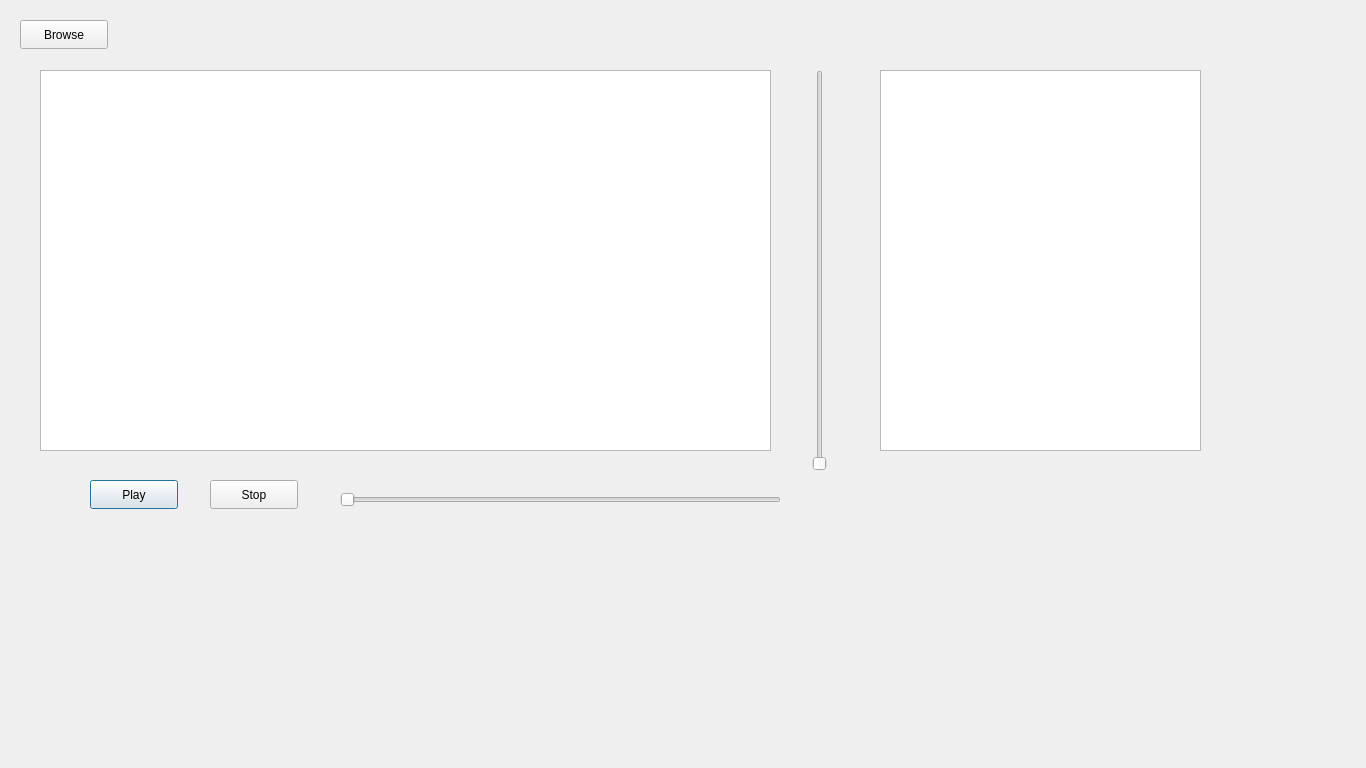
The window that gui/frontend.ui (sticken88/music-player) describes before a commit, drawn with Qt 5.
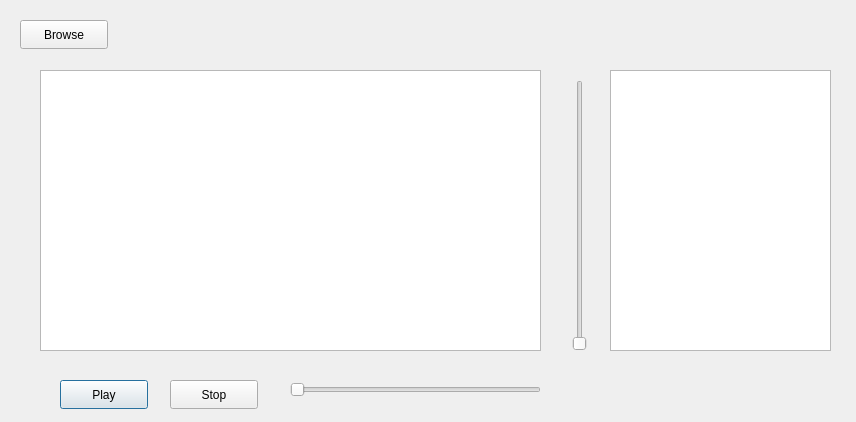
The same window after the commit.

Commit message: Resized the music window.

What changed in the file:
```diff
--- a/gui/frontend.ui
+++ b/gui/frontend.ui
@@ -6,8 +6,8 @@
    <rect>
     <x>0</x>
     <y>0</y>
-    <width>1366</width>
-    <height>768</height>
+    <width>856</width>
+    <height>422</height>
    </rect>
   </property>
   <property name="windowTitle">
@@ -16,8 +16,8 @@
   <widget class="QPushButton" name="playButton">
    <property name="geometry">
     <rect>
-     <x>90</x>
-     <y>480</y>
+     <x>60</x>
+     <y>380</y>
      <width>88</width>
      <height>29</height>
     </rect>
@@ -29,8 +29,8 @@
   <widget class="QPushButton" name="stopButton">
    <property name="geometry">
     <rect>
-     <x>210</x>
-     <y>480</y>
+     <x>170</x>
+     <y>380</y>
      <width>88</width>
      <height>29</height>
     </rect>
@@ -57,17 +57,17 @@
     <rect>
      <x>40</x>
      <y>70</y>
-     <width>731</width>
-     <height>381</height>
+     <width>501</width>
+     <height>281</height>
     </rect>
    </property>
   </widget>
   <widget class="QSlider" name="elapsedTimeSlider">
    <property name="geometry">
     <rect>
-     <x>340</x>
-     <y>490</y>
-     <width>441</width>
+     <x>290</x>
+     <y>380</y>
+     <width>251</width>
      <height>20</height>
     </rect>
    </property>
@@ -78,10 +78,10 @@
   <widget class="QSlider" name="volumeSlider">
    <property name="geometry">
     <rect>
-     <x>810</x>
-     <y>70</y>
+     <x>570</x>
+     <y>80</y>
      <width>20</width>
-     <height>401</height>
+     <height>271</height>
     </rect>
    </property>
    <property name="orientation">
@@ -91,10 +91,10 @@
   <widget class="QListWidget" name="playlistListWidget">
    <property name="geometry">
     <rect>
-     <x>880</x>
+     <x>610</x>
      <y>70</y>
-     <width>321</width>
-     <height>381</height>
+     <width>221</width>
+     <height>281</height>
     </rect>
    </property>
   </widget>
```
